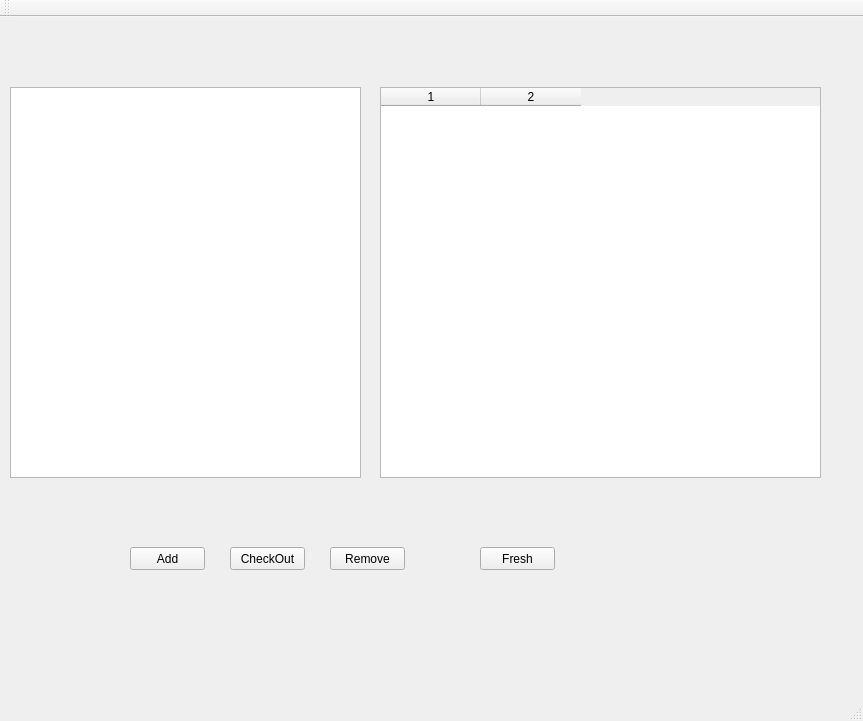
facat/QT_Encryption, file mainwindowencryption.ui: the form before one commit.
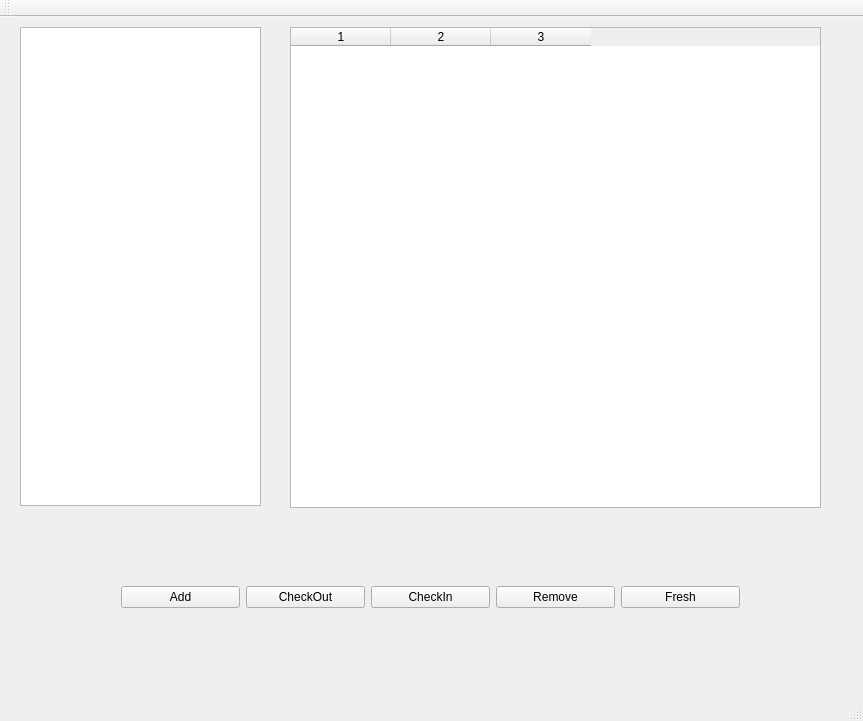
The form after the commit.

Diff of the .ui file:
```diff
--- a/mainwindowencryption.ui
+++ b/mainwindowencryption.ui
@@ -14,62 +14,13 @@
    <string>MainWindowEncryption</string>
   </property>
   <widget class="QWidget" name="centralWidget">
-   <widget class="QListWidget" name="listWidgetDirList">
-    <property name="geometry">
-     <rect>
-      <x>10</x>
-      <y>70</y>
-      <width>351</width>
-      <height>391</height>
-     </rect>
-    </property>
-   </widget>
-   <widget class="QPushButton" name="pushButtonRemove">
-    <property name="geometry">
-     <rect>
-      <x>330</x>
-      <y>530</y>
-      <width>75</width>
-      <height>23</height>
-     </rect>
-    </property>
-    <property name="text">
-     <string>Remove</string>
-    </property>
-   </widget>
-   <widget class="QPushButton" name="pushButtonFresh">
-    <property name="geometry">
-     <rect>
-      <x>480</x>
-      <y>530</y>
-      <width>75</width>
-      <height>23</height>
-     </rect>
-    </property>
-    <property name="text">
-     <string>Fresh</string>
-    </property>
-   </widget>
-   <widget class="QPushButton" name="pushButtonAdd">
-    <property name="geometry">
-     <rect>
-      <x>130</x>
-      <y>530</y>
-      <width>75</width>
-      <height>23</height>
-     </rect>
-    </property>
-    <property name="text">
-     <string>Add</string>
-    </property>
-   </widget>
    <widget class="QTableWidget" name="tableWidgetDetail">
     <property name="geometry">
      <rect>
-      <x>380</x>
-      <y>70</y>
-      <width>441</width>
-      <height>391</height>
+      <x>290</x>
+      <y>10</y>
+      <width>531</width>
+      <height>481</height>
      </rect>
     </property>
     <property name="sortingEnabled">
@@ -79,23 +30,68 @@
      <bool>false</bool>
     </property>
     <property name="columnCount">
-     <number>2</number>
+     <number>3</number>
     </property>
     <column/>
     <column/>
+    <column/>
    </widget>
-   <widget class="QPushButton" name="pushButtonCheckOut">
+   <widget class="QListWidget" name="listWidgetDirList">
     <property name="geometry">
      <rect>
-      <x>230</x>
-      <y>530</y>
-      <width>75</width>
-      <height>23</height>
+      <x>20</x>
+      <y>10</y>
+      <width>241</width>
+      <height>479</height>
      </rect>
     </property>
-    <property name="text">
-     <string>CheckOut</string>
+   </widget>
+   <widget class="QWidget" name="horizontalLayoutWidget">
+    <property name="geometry">
+     <rect>
+      <x>110</x>
+      <y>540</y>
+      <width>641</width>
+      <height>80</height>
+     </rect>
     </property>
+    <layout class="QHBoxLayout" name="horizontalLayout">
+     <item>
+      <widget class="QPushButton" name="pushButtonAdd">
+       <property name="text">
+        <string>Add</string>
+       </property>
+      </widget>
+     </item>
+     <item>
+      <widget class="QPushButton" name="pushButtonCheckOut">
+       <property name="text">
+        <string>CheckOut</string>
+       </property>
+      </widget>
+     </item>
+     <item>
+      <widget class="QPushButton" name="pushButtonCheckIn">
+       <property name="text">
+        <string>CheckIn</string>
+       </property>
+      </widget>
+     </item>
+     <item>
+      <widget class="QPushButton" name="pushButtonRemove">
+       <property name="text">
+        <string>Remove</string>
+       </property>
+      </widget>
+     </item>
+     <item>
+      <widget class="QPushButton" name="pushButtonFresh">
+       <property name="text">
+        <string>Fresh</string>
+       </property>
+      </widget>
+     </item>
+    </layout>
    </widget>
   </widget>
   <widget class="QMenuBar" name="menuBar">
```
